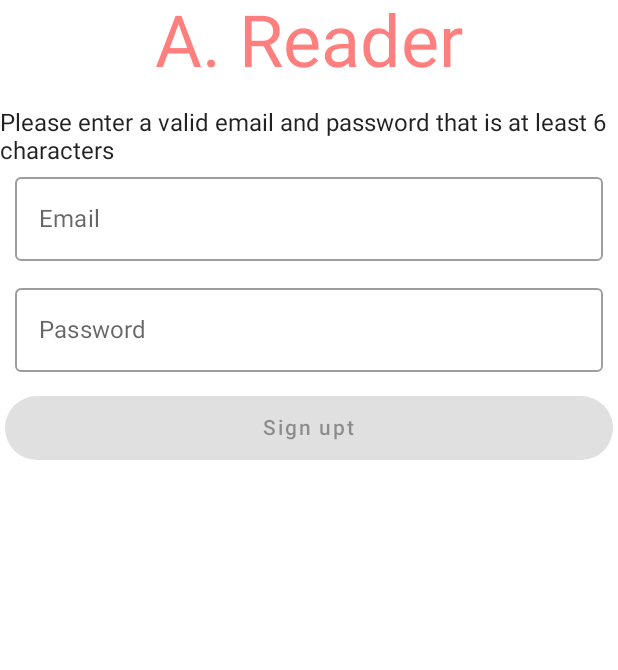
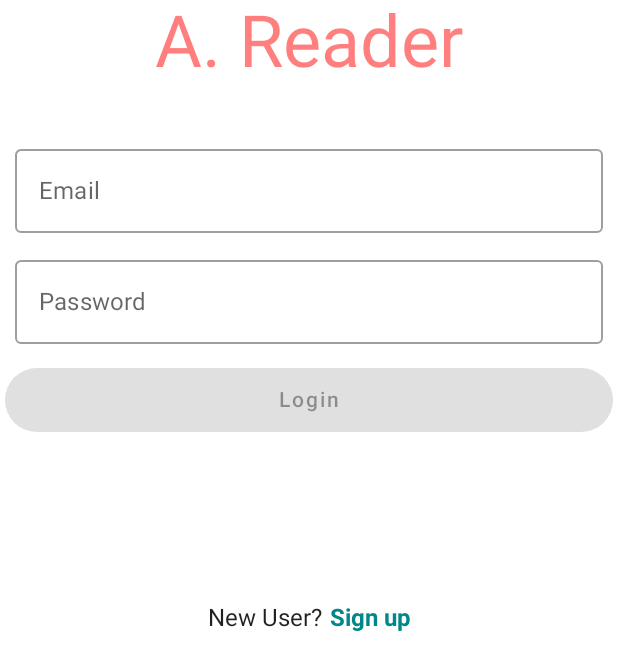
Before and after one commit to marcelosanto/meu-diario-de-livros, an Android app built with Jetpack Compose: the screen it shows after launch (MainActivity), on a phone screen of 412 x 824 dp. Shown: the top 670 px of the screen. Run offline under Robolectric (Android 15) with nearby library versions, the phone set to English and light mode, and no system bars; our stand-ins replace Dagger/Hilt's generated code.

Commit message:
feat: UseForm, email and password input

```diff
--- a/app/src/main/java/com/example/livrosqueli/screens/login/ReaderBookLoginScreen.kt
+++ b/app/src/main/java/com/example/livrosqueli/screens/login/ReaderBookLoginScreen.kt
@@ -1,7 +1,7 @@
 package com.example.livrosqueli.screens.login
 
-import android.util.Log
 import androidx.compose.foundation.background
+import androidx.compose.foundation.clickable
 import androidx.compose.foundation.layout.*
 import androidx.compose.foundation.rememberScrollState
 import androidx.compose.foundation.shape.CircleShape
@@ -19,8 +19,10 @@ import androidx.compose.ui.focus.FocusRequester
 import androidx.compose.ui.focus.focusRequester
 import androidx.compose.ui.platform.LocalSoftwareKeyboardController
 import androidx.compose.ui.res.stringResource
+import androidx.compose.ui.text.font.FontWeight
 import androidx.compose.ui.tooling.preview.Preview
 import androidx.compose.ui.unit.dp
+import androidx.lifecycle.viewmodel.compose.viewModel
 import androidx.navigation.NavController
 import com.example.livrosqueli.R
 import com.example.livrosqueli.components.EmailInput
@@ -28,17 +30,46 @@ import com.example.livrosqueli.components.PasswordInput
 import com.example.livrosqueli.components.ReaderLogo
 
 @Composable
-fun ReaderBookLoginScreen(navController: NavController) {
+fun ReaderBookLoginScreen(
+    navController: NavController,
+    viewModel: LoginScreenViewModel = viewModel()
+) {
+    val showLoginForm = rememberSaveable { mutableStateOf(true) }
+
     Surface(modifier = Modifier.fillMaxSize()) {
         Column(
             horizontalAlignment = Alignment.CenterHorizontally,
             verticalArrangement = Arrangement.Top
         ) {
             ReaderLogo()
-            UserForm(loading = false, isCreateAccount = true) { email, password ->
-                Log.d("TAG", "ReaderBookLoginScreen: $email - $password")
+            if (showLoginForm.value) {
+                UserForm(loading = false) { email, password ->
+                    viewModel.signInWithEmailAndPassword(email, password)
+                }
+            } else {
+                UserForm(loading = false, isCreateAccount = true) { email, password ->
 
+                }
             }
+        }
+
+        Spacer(modifier = Modifier.height(15.dp))
+
+        Row(
+            modifier = Modifier.padding(15.dp),
+            verticalAlignment = Alignment.CenterVertically,
+            horizontalArrangement = Arrangement.Center
+        ) {
+            val text = if (showLoginForm.value) "Sign up" else "Login"
+            val msg = if (showLoginForm.value) "New User?" else "Already have an account?"
+            Text(text = msg)
+            Text(text = text, modifier = Modifier
+                .clickable {
+                    showLoginForm.value = !showLoginForm.value
+                }
+                .padding(start = 5.dp),
+                fontWeight = FontWeight.Bold,
+                color = MaterialTheme.colors.secondaryVariant)
         }
     }
 }
@@ -68,8 +99,12 @@ fun UserForm(
         )
 
     Column(modifier, horizontalAlignment = Alignment.CenterHorizontally) {
-        if (isCreateAccount) Text(text = stringResource(id = R.string.create_acct))
+        if (isCreateAccount) Text(
+            text = stringResource(id = R.string.create_acct),
+            modifier = Modifier.padding(4.dp)
+        )
         else Text(text = "")
+
         EmailInput(
             emailState = email,
             enabled = !loading,
@@ -87,7 +122,7 @@ fun UserForm(
             })
 
         SubmitButton(
-            textId = if (isCreateAccount) "Sign upt" else "Login",
+            textId = if (isCreateAccount) "Sign up" else "Login",
             loading = loading,
             validInputs = valid
         ) {
```
